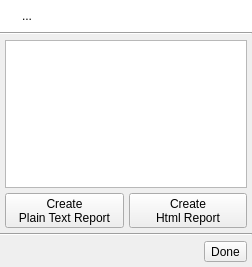
First picture: the form in uman/src/QUReportDialog.ui, repository UltraStar-Deluxe/UltraStar-Manager, before the edit.
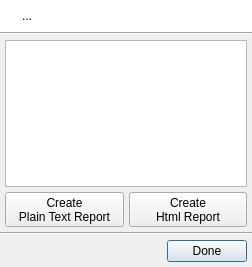
Second picture: the form after the edit. Icons and pictures are not drawn.

What changed in the file:
```diff
--- a/uman/src/QUReportDialog.ui
+++ b/uman/src/QUReportDialog.ui
@@ -272,16 +272,13 @@
       </spacer>
      </item>
      <item>
-      <widget class="QToolButton" name="doneBtn" >
+      <widget class="QPushButton" name="doneBtn" >
        <property name="text" >
         <string>Done</string>
        </property>
        <property name="icon" >
         <iconset resource="images/uman.qrc" >:/marks/accept.png</iconset>
        </property>
-       <property name="toolButtonStyle" >
-        <enum>Qt::ToolButtonTextBesideIcon</enum>
-       </property>
       </widget>
      </item>
     </layout>
```
